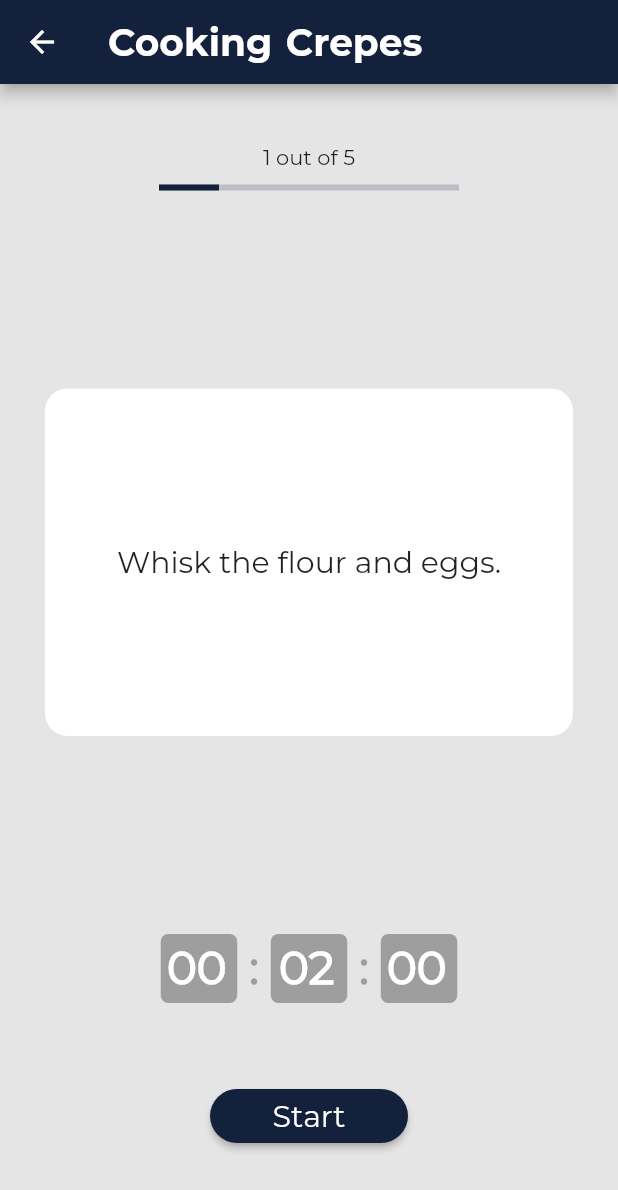
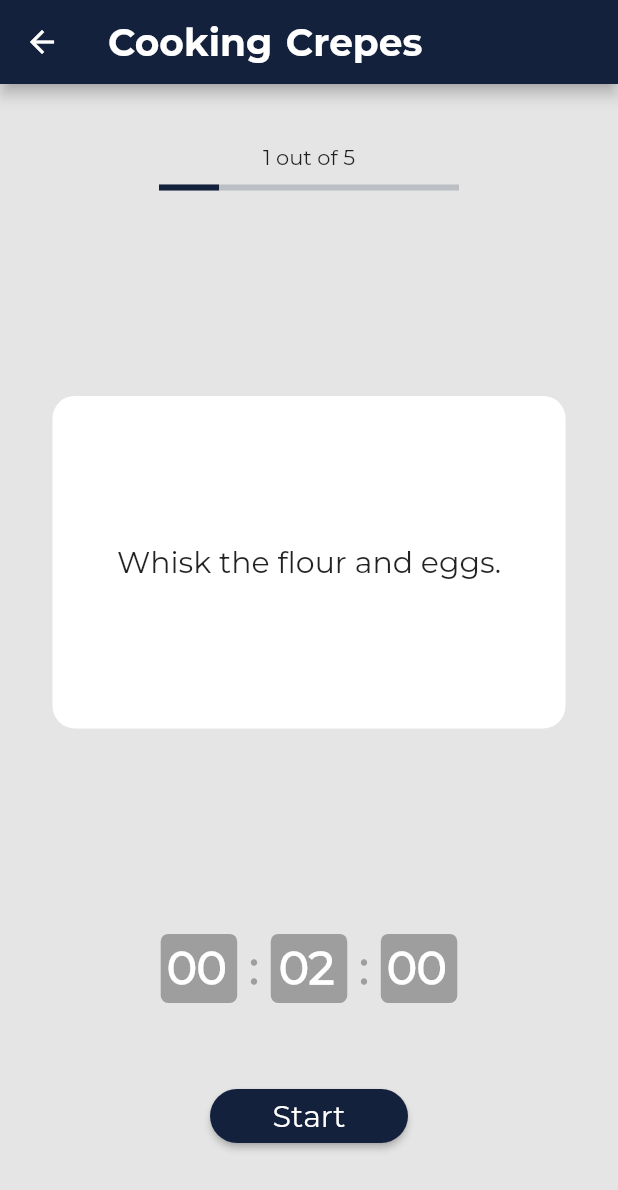
Before and after one commit to lintenn/GrateMate, a Flutter app: the CookingScreen screen opened directly with sample values from the repository, on a phone screen of 412 x 824 dp. Shown: the top 1190 px of the screen. Run offline on Flutter 3.47's test engine with Material 2 defaults, Android fonts, the phone set to English and light mode, and no system bars; drawn by our look-alikes of carousel_slider; our stand-ins replace font_awesome_flutter, tuple; missing offline and left inert: flutter_ringtone_player, material_dialogs; network calls fail; statements that could not run were skipped; project files that could hold a hidden picture were left out.

Commit message:
push new stuff from main and padding for slider

```diff
--- a/grate_mate/lib/screens/cooking_screen.dart
+++ b/grate_mate/lib/screens/cooking_screen.dart
@@ -105,8 +105,9 @@ class _CookingScreenState extends State<CookingScreen> {
                       }),
                   // Build carousel items
                   items: widget.recipe.steps
-                      .map((item) => Container(
-                            child: Container(
+                      .map((item) => Padding(
+                    padding: EdgeInsets.all(5),
+                        child: Container(
                               decoration: BoxDecoration(
                                   color: Colors.white,
                                   borderRadius: BorderRadius.circular(15)),
@@ -123,7 +124,7 @@ class _CookingScreenState extends State<CookingScreen> {
                                 ),
                               ),
                             ),
-                          ))
+                      ))
                       .toList(),
                 ),
               ),
@@ -411,7 +412,9 @@ class _CookingScreenState extends State<CookingScreen> {
           actions: [
             Center(
               child: ElevatedButton(
-                style: ButtonStyle(backgroundColor: MaterialStateProperty.all<Color>(Colors.green)),
+                style: ButtonStyle(
+                    backgroundColor:
+                        MaterialStateProperty.all<Color>(Colors.green)),
                 child: const Text('OK'),
                 onPressed: () {
                   FlutterRingtonePlayer.stop();
```
